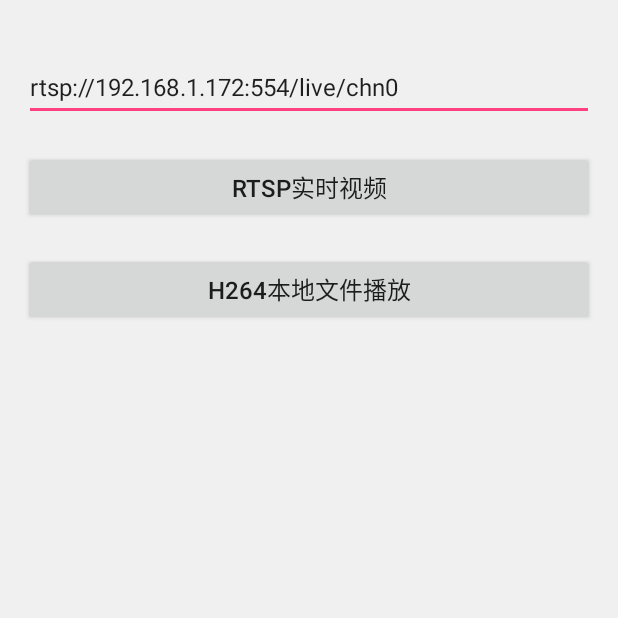
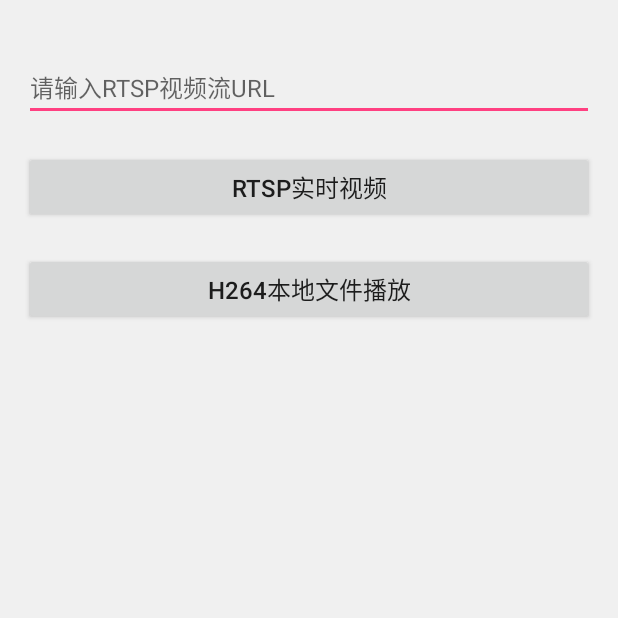
Before and after one commit to banketree/android_mediacodec_rtsp_h264, an Android app: the screen it shows after launch (MainActivity), on a phone screen of 412 x 824 dp, the top half of it. Run offline under Robolectric (Android 15) with nearby library versions, the phone set to English and light mode, and no system bars.

```diff
--- a/app/src/main/res/layout/activity_main.xml
+++ b/app/src/main/res/layout/activity_main.xml
@@ -12,7 +12,7 @@
             android:layout_height="wrap_content"
             android:hint="请输入RTSP视频流URL"
             android:textSize="16sp"
-            android:text="rtsp://192.168.1.172:554/live/chn0"
+            android:text=""
             android:layout_marginTop="20dp"/>
 
     <Button
```
